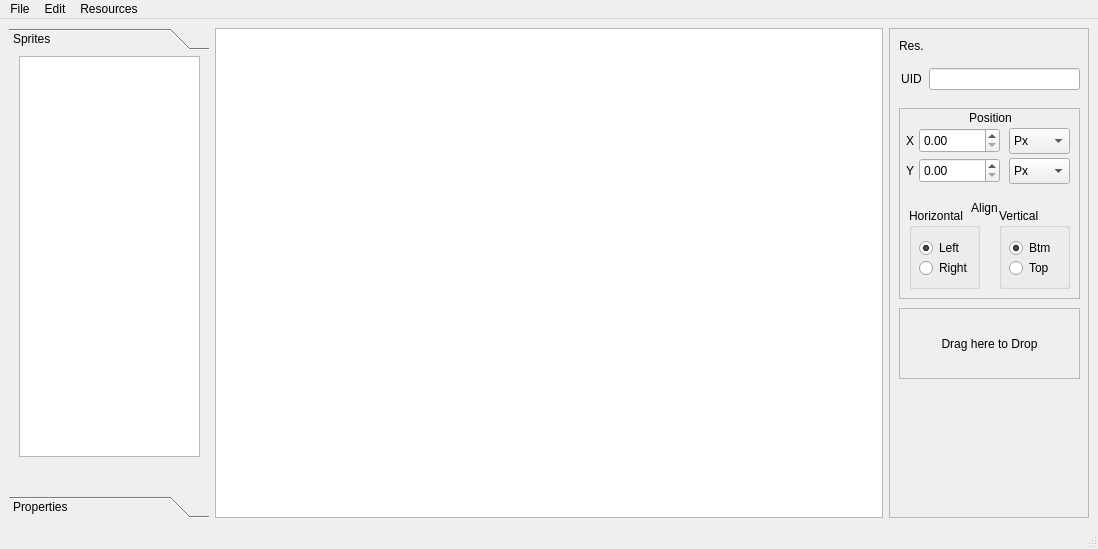
Nepherhotep/terevaka-ui-builder, file designer.ui: the form before one commit.
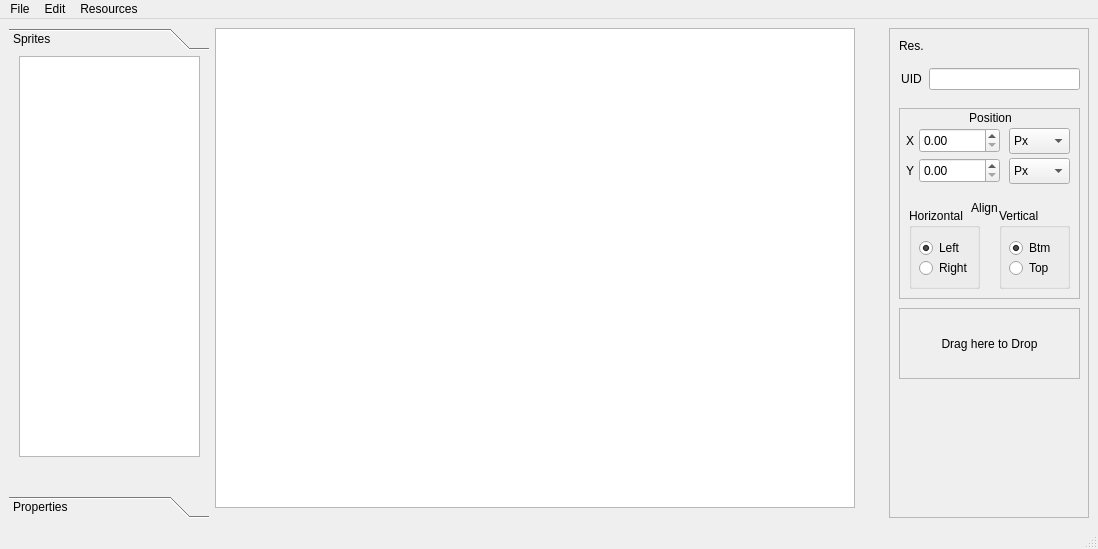
The form after the commit. The open tabs and pages were chosen to show the change. Custom widgets are drawn as their Qt base class.

Commit message: Fixed auto resize on tab change

Diff of the .ui file:
```diff
--- a/designer.ui
+++ b/designer.ui
@@ -402,13 +402,35 @@
        </widget>
       </item>
       <item>
+       <widget class="QWidget" name="graphicsViewContainer" native="true">
+        <property name="sizePolicy">
+         <sizepolicy hsizetype="Expanding" vsizetype="Expanding">
+          <horstretch>0</horstretch>
+          <verstretch>0</verstretch>
+         </sizepolicy>
+        </property>
        <widget class="DesignerGraphicsView" name="graphicsView">
+         <property name="geometry">
+          <rect>
+           <x>0</x>
+           <y>0</y>
+           <width>640</width>
+           <height>480</height>
+          </rect>
+         </property>
+         <property name="sizePolicy">
+          <sizepolicy hsizetype="Preferred" vsizetype="Preferred">
+           <horstretch>0</horstretch>
+           <verstretch>0</verstretch>
+          </sizepolicy>
+         </property>
         <property name="verticalScrollBarPolicy">
          <enum>Qt::ScrollBarAlwaysOff</enum>
         </property>
         <property name="horizontalScrollBarPolicy">
          <enum>Qt::ScrollBarAlwaysOff</enum>
         </property>
+        </widget>
        </widget>
       </item>
       <item>
```
Left out of the diff: 2 changed lines with no effect on the pictures. Lines whose indentation alone changed are shown as unchanged. The commit also changes 2 other files.
